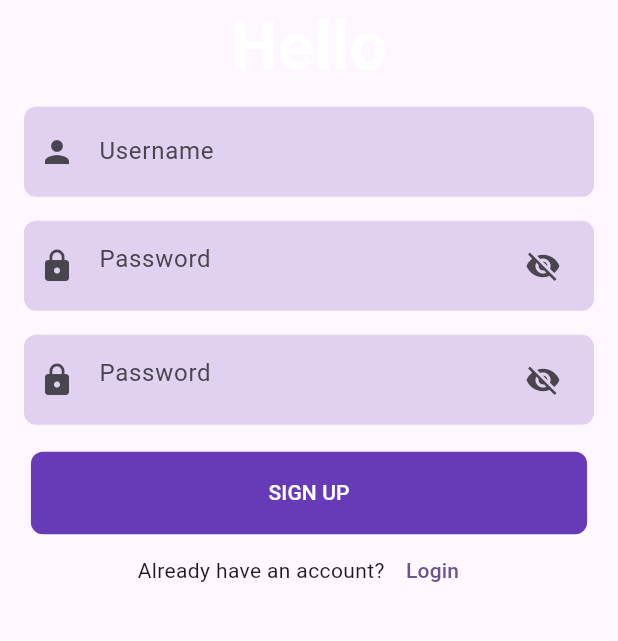
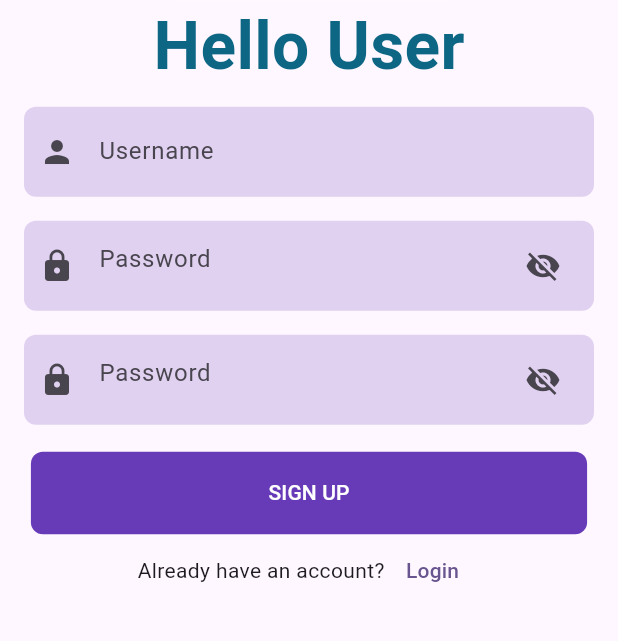
Before and after one commit to shubham10274/lossWeight, a Flutter app: the screen it shows after launch, on a phone screen of 412 x 824 dp, the part 467-1108 px from its top. Run offline on Flutter 3.47's test engine with Material 3 defaults, Android fonts, the phone set to English and light mode, and no system bars; our stand-ins replace sizer, sqflite; accounts and stored records are empty.

Commit message:
first commit

```diff
--- a/lib/screens/auth_screen/auth_screen.dart
+++ b/lib/screens/auth_screen/auth_screen.dart
@@ -46,9 +46,9 @@ class _SignUpState extends State<SignUp> {
                     ),
                   ),
                   Text(
-                    'Hello',
+                    'Hello User',
                     style: TextStyle(
-                      color: Colors.white,
+                      color: Color.fromARGB(255, 13, 102, 132),
                       fontWeight: FontWeight.bold,
                       fontSize: getProportionateScreenWidth(40),
                     ),
--- a/pubspec.yaml
+++ b/pubspec.yaml
@@ -38,6 +38,11 @@ dependencies:
   sizer: ^2.0.15
   sqflite: ^2.3.3+1
   path: ^1.9.0
+  google_fonts: ^6.2.1
+  fl_chart: ^0.68.0
+  percent_indicator: ^4.2.3
+  flex_color_scheme: ^7.3.1
+  fluttertoast: ^8.2.5
 
 dev_dependencies:
   flutter_test:
```
Also changed, not shown: lib/database/database_service.dart (added), lib/database/weightEntry.dart (added), lib/model/weight.dart (added), lib/screens/detail_screen/components/custom_dialog_box.dart (added), lib/screens/detail_screen/components/input_field.dart (added), lib/screens/detail_screen/components/weight_operations.dart (added), lib/screens/detail_screen/detail_screen.dart (added), lib/screens/home_screen/components/body.dart (added), lib/screens/home_screen/components/line_chart.dart (added), lib/screens/home_screen/home_screen.dart (added), lib/utils.dart (added), lib/view/details_screen_view_model.dart (added), lib/view/home_page_view_model.dart (added), pubspec.lock, 1 other file.
